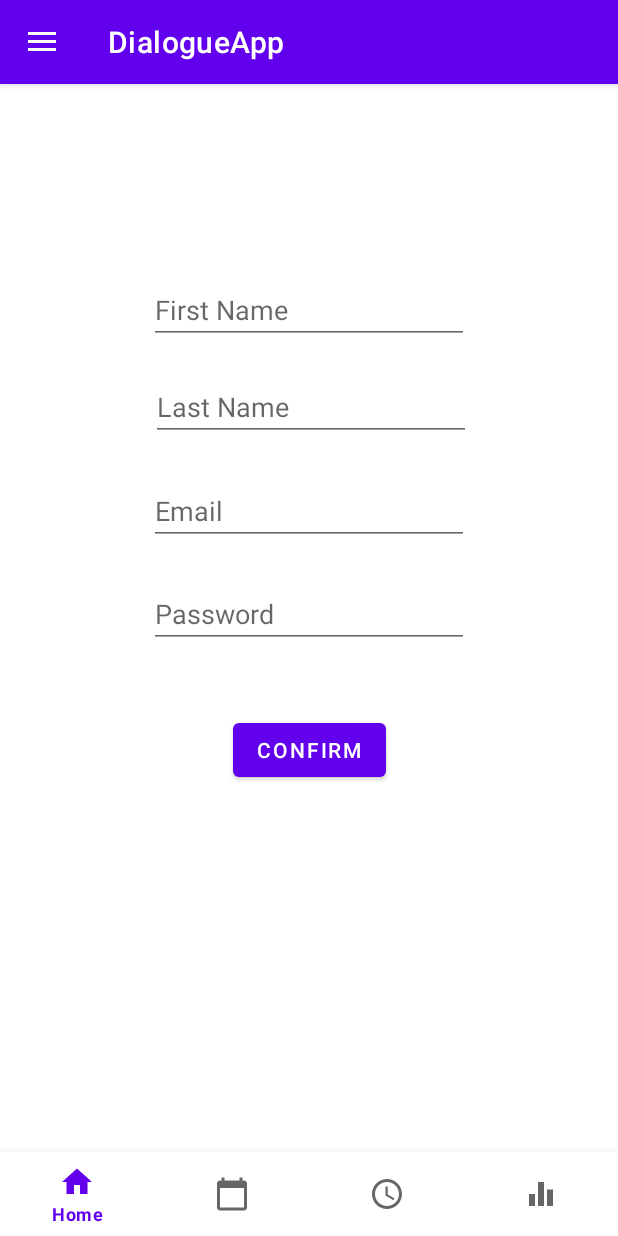
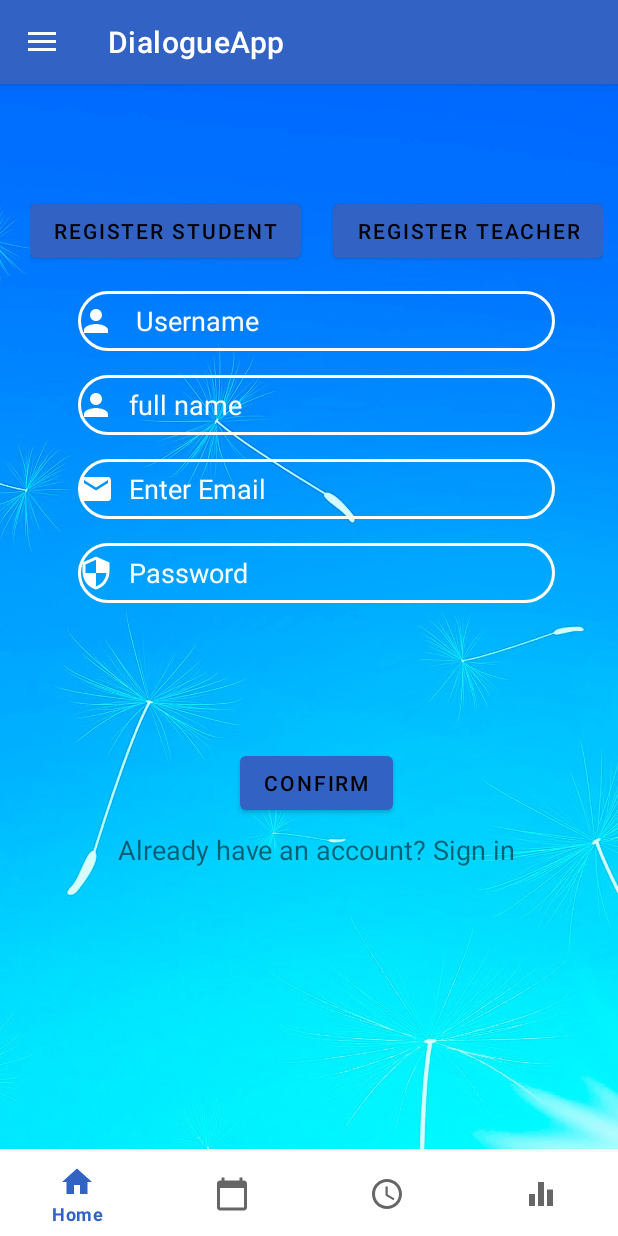
Before and after one commit to HenBaliti/DialogueApp, an Android app: the fragment_register screen opened through its navigation route, after a tap on "CONFIRM", on a phone screen of 412 x 824 dp. Run offline under Robolectric (Android 15) with nearby library versions, the phone set to English and light mode, and no system bars; our stand-ins replace Firebase (no records; nobody signed in at launch, a user with empty details on screens opened directly), Room's generated code, navigation-ui.

Commit message:
Register fragment ready + adding user to firebase

```diff
--- a/app/src/main/java/com/example/dialogueapp/Model/User.java
+++ b/app/src/main/java/com/example/dialogueapp/Model/User.java
@@ -15,18 +15,19 @@ public class User {
     @PrimaryKey
     @NonNull
     private int user_id;
-    private String first_name;
-    private String last_name;
+    private String user_name;
+    private String full_name;
     private String email;
     private String user_type;
     private Long lastUpdated;
+   // private String imageUrl;
 
 
     public Map<String,Object> toMap(){
         HashMap<String,Object> result = new HashMap<>();
         result.put("user_id",user_id);
-        result.put("first_name",first_name);
-        result.put("last_name",last_name);
+        result.put("user_name",user_name);
+        result.put("full_name",full_name);
         result.put("email",email);
         result.put("user_type",user_type);
         result.put("lastUpdated", FieldValue.serverTimestamp());
@@ -36,8 +37,8 @@ public class User {
 
     public void fromMap(Map<String,Object> map){
         user_id = ((Long)map.get("user_id")).intValue();
-        first_name = (String)map.get("first_name");
-        last_name = (String)map.get("last_name");
+        user_name = (String)map.get("user_name");
+        full_name = (String)map.get("full_name");
         email = (String)map.get("email");
         user_type = (String)map.get("user_type");
         Timestamp ts = (Timestamp)map.get("lastUpdated");
@@ -63,20 +64,20 @@ public class User {
         this.user_id = user_id;
     }
 
-    public String getFirst_name() {
-        return first_name;
+    public String getUser_name() {
+        return user_name;
     }
 
-    public void setFirst_name(String first_name) {
-        this.first_name = first_name;
+    public void setUser_name(String user_name) {
+        this.user_name = user_name;
     }
 
-    public String getLast_name() {
-        return last_name;
+    public String getFull_name() {
+        return full_name;
     }
 
-    public void setLast_name(String last_name) {
-        this.last_name = last_name;
+    public void setFull_name(String full_name) {
+        this.full_name = full_name;
     }
 
     public String getEmail() {
--- a/app/src/main/java/com/example/dialogueapp/fragment_register.java
+++ b/app/src/main/java/com/example/dialogueapp/fragment_register.java
@@ -1,11 +1,11 @@
 package com.example.dialogueapp;
 
+import android.graphics.Color;
 import android.os.Bundle;
 
 import androidx.annotation.NonNull;
 import androidx.fragment.app.Fragment;
 import androidx.navigation.Navigation;
-import androidx.navigation.ui.NavigationUI;
 
 import android.util.Log;
 import android.view.LayoutInflater;
@@ -15,6 +15,8 @@ import android.widget.Button;
 import android.widget.TextView;
 import android.widget.Toast;
 
+import com.example.dialogueapp.Model.Model;
+import com.example.dialogueapp.Model.User;
 import com.google.android.gms.tasks.OnCompleteListener;
 import com.google.android.gms.tasks.Task;
 import com.google.firebase.auth.AuthResult;
@@ -23,7 +25,8 @@ import com.google.firebase.auth.FirebaseUser;
 
 public class fragment_register extends Fragment {
     private FirebaseAuth mAuth;
-
+    String usertype;
+    static int id=0;
     @Override
     public void onStart() {
         super.onStart();
@@ -46,18 +49,58 @@ public class fragment_register extends Fragment {
         Button confirmBtn = view.findViewById(R.id.signup_button_confirm);
         TextView txt_Email = view.findViewById(R.id.signup_edit_email);
         TextView txt_Password = view.findViewById(R.id.signup_edit_password);
-        TextView txt_firstName = view.findViewById(R.id.signup_edit_firstname);
-        TextView txt_lastName = view.findViewById(R.id.signup_edit_lastname);
+        TextView txt_username = view.findViewById(R.id.signup_edit_username);
+        TextView txt_fullname = view.findViewById(R.id.signup_edit_fullname);
+        Button signStudent = view.findViewById(R.id.btn_registerstudent);
+        Button signTeacher = view.findViewById(R.id.btn_registerteacher);
+        TextView signIn = view.findViewById(R.id.text_signin);
 
+        signIn.setOnClickListener(new View.OnClickListener() {
+            @Override
+            public void onClick(View v) {
+                Navigation.findNavController(view).navigate(R.id.action_fragment_register_to_fragment_login); //need to send the user through the navigation
 
+            }
+        });
+
+        signStudent.setOnClickListener(new View.OnClickListener() {
+
+            @Override
+            public void onClick(View v) {
+                signStudent.setBackgroundColor(getResources().getColor(R.color.colorPrimaryDark));
+                signTeacher.setBackgroundColor(getResources().getColor(R.color.colorWhite));
+                usertype="Student";
+            }
+        });
+        signTeacher.setOnClickListener(new View.OnClickListener() {
+
+            @Override
+            public void onClick(View v) {
+                signStudent.setBackgroundColor(getResources().getColor(R.color.colorWhite));
+                signTeacher.setBackgroundColor(getResources().getColor(R.color.colorPrimaryDark));
+                usertype="Teacher";
+            }
+        });
         confirmBtn.setOnClickListener(new View.OnClickListener() {
             @Override
             public void onClick(View v) {
 
                 String email = txt_Email.getText().toString();
                 String password = txt_Password.getText().toString();
-                String firstName = txt_firstName.getText().toString();
-                String lastName = txt_lastName.getText().toString();
+                String fullname = txt_fullname.getText().toString();
+                String username = txt_username.getText().toString();
+                User user = new User();
+                user.setUser_id(id++);
+                user.setEmail(email);
+                user.setFull_name(fullname);
+                user.setUser_name(username);
+                user.setUser_type(usertype);
+                Model.instance.addUser(user, new Model.AddUserListener() {
+                    @Override
+                    public void onComplete() {
+                        Log.d("TAG", "createUserFirebase:success");
+                    }
+                });
 
                 //When The user clicked the login and the pass and wmail was correct
                 mAuth.createUserWithEmailAndPassword(email, password)
--- /dev/null
+++ b/app/src/main/res/drawable/ic_email.xml
@@ -0,0 +1,5 @@
+<vector android:height="24dp" android:tint="#FFFFFF"
+    android:viewportHeight="24" android:viewportWidth="24"
+    android:width="24dp" xmlns:android="http://schemas.android.com/apk/res/android">
+    <path android:fillColor="@android:color/white" android:pathData="M20,4L4,4c-1.1,0 -1.99,0.9 -1.99,2L2,18c0,1.1 0.9,2 2,2h16c1.1,0 2,-0.9 2,-2L22,6c0,-1.1 -0.9,-2 -2,-2zM20,8l-8,5 -8,-5L4,6l8,5 8,-5v2z"/>
+</vector>
--- /dev/null
+++ b/app/src/main/res/drawable/ic_person.xml
@@ -0,0 +1,5 @@
+<vector android:height="24dp" android:tint="#FFFFFF"
+    android:viewportHeight="24" android:viewportWidth="24"
+    android:width="24dp" xmlns:android="http://schemas.android.com/apk/res/android">
+    <path android:fillColor="@android:color/white" android:pathData="M12,12c2.21,0 4,-1.79 4,-4s-1.79,-4 -4,-4 -4,1.79 -4,4 1.79,4 4,4zM12,14c-2.67,0 -8,1.34 -8,4v2h16v-2c0,-2.66 -5.33,-4 -8,-4z"/>
+</vector>
--- /dev/null
+++ b/app/src/main/res/drawable/ic_security.xml
@@ -0,0 +1,5 @@
+<vector android:height="24dp" android:tint="#FFFFFF"
+    android:viewportHeight="24" android:viewportWidth="24"
+    android:width="24dp" xmlns:android="http://schemas.android.com/apk/res/android">
+    <path android:fillColor="@android:color/white" android:pathData="M12,1L3,5v6c0,5.55 3.84,10.74 9,12 5.16,-1.26 9,-6.45 9,-12L21,5l-9,-4zM12,11.99h7c-0.53,4.12 -3.28,7.79 -7,8.94L12,12L5,12L5,6.3l7,-3.11v8.8z"/>
+</vector>
--- /dev/null
+++ b/app/src/main/res/drawable/input_bg.xml
@@ -0,0 +1,5 @@
+<?xml version="1.0" encoding="utf-8"?>
+<shape xmlns:android="http://schemas.android.com/apk/res/android">
+<stroke android:color="@color/colorWhite" android:width="2dp"/>
+    <corners android:radius="70dp"/>
+</shape>
--- a/app/src/main/res/layout/fragment_register.xml
+++ b/app/src/main/res/layout/fragment_register.xml
@@ -4,67 +4,125 @@
     xmlns:tools="http://schemas.android.com/tools"
     android:layout_width="match_parent"
     android:layout_height="match_parent"
+    android:background="@drawable/background"
+    android:paddingLeft="20dp"
+    android:paddingTop="10dp"
+    android:paddingRight="10dp"
+    android:paddingBottom="10dp"
     tools:context=".fragment_register">
 
-    <EditText
-        android:id="@+id/signup_edit_lastname"
-        android:layout_width="wrap_content"
-        android:layout_height="wrap_content"
-        android:layout_marginTop="19dp"
-        android:ems="10"
-        android:hint="Last Name"
-        android:inputType="textPersonName"
-        app:layout_constraintEnd_toEndOf="parent"
-        app:layout_constraintHorizontal_bias="0.506"
-        app:layout_constraintStart_toStartOf="parent"
-        app:layout_constraintTop_toBottomOf="@+id/signup_edit_firstname" />
 
     <EditText
-        android:id="@+id/signup_edit_firstname"
-        android:layout_width="wrap_content"
-        android:layout_height="wrap_content"
-        android:layout_marginStart="64dp"
+        android:id="@+id/signup_edit_fullname"
+        android:layout_width="0dp"
+        android:layout_height="40dp"
+        android:layout_marginTop="16dp"
+        android:background="@drawable/input_bg"
+        android:drawableLeft="@drawable/ic_person"
+        android:drawablePadding="10dp"
+        android:ems="10"
+        android:hint="full name"
+        android:inputType="textPersonName"
+        android:textColorHint="#FFFFFF"
+        app:layout_constraintEnd_toEndOf="@+id/signup_edit_username"
+        app:layout_constraintHorizontal_bias="0.506"
+        app:layout_constraintStart_toStartOf="@+id/signup_edit_username"
+        app:layout_constraintTop_toBottomOf="@+id/signup_edit_username" />
+
+    <EditText
+        android:id="@+id/signup_edit_username"
+        android:layout_width="0dp"
+        android:layout_height="40dp"
+        android:layout_marginStart="32dp"
         android:layout_marginTop="128dp"
-        android:layout_marginEnd="64dp"
+        android:layout_marginEnd="32dp"
+        android:background="@drawable/input_bg"
+        android:drawableLeft="@drawable/ic_person"
+        android:drawablePadding="10dp"
         android:ems="10"
-        android:hint="First Name"
+        android:hint=" Username"
         android:inputType="textPersonName"
+        android:scrollbarSize="4dp"
+        android:textColorHint="#FFFFFF"
         app:layout_constraintEnd_toEndOf="parent"
         app:layout_constraintStart_toStartOf="parent"
         app:layout_constraintTop_toTopOf="parent" />
 
     <EditText
         android:id="@+id/signup_edit_email"
-        android:layout_width="wrap_content"
-        android:layout_height="wrap_content"
-        android:layout_marginTop="24dp"
+        android:layout_width="0dp"
+        android:layout_height="40dp"
+        android:layout_marginTop="16dp"
+        android:background="@drawable/input_bg"
+        android:drawableLeft="@drawable/ic_email"
+        android:drawablePadding="10dp"
         android:ems="10"
-        android:hint="Email"
+        android:hint="Enter Email"
         android:inputType="textEmailAddress"
-        app:layout_constraintEnd_toEndOf="parent"
-        app:layout_constraintStart_toStartOf="parent"
-        app:layout_constraintTop_toBottomOf="@+id/signup_edit_lastname" />
+        android:textColorHint="#FFFFFF"
+        app:layout_constraintEnd_toEndOf="@+id/signup_edit_fullname"
+        app:layout_constraintStart_toStartOf="@+id/signup_edit_fullname"
+        app:layout_constraintTop_toBottomOf="@+id/signup_edit_fullname" />
 
     <EditText
         android:id="@+id/signup_edit_password"
-        android:layout_width="wrap_content"
-        android:layout_height="wrap_content"
-        android:layout_marginTop="23dp"
+        android:layout_width="0dp"
+        android:layout_height="40dp"
+        android:layout_marginTop="16dp"
+        android:background="@drawable/input_bg"
+        android:drawableLeft="@drawable/ic_security"
+        android:drawablePadding="10dp"
         android:ems="10"
         android:hint="Password"
         android:inputType="numberPassword"
-        app:layout_constraintEnd_toEndOf="parent"
-        app:layout_constraintStart_toStartOf="parent"
+        android:textColorHint="#FFFFFF"
+        app:layout_constraintEnd_toEndOf="@+id/signup_edit_email"
+        app:layout_constraintHorizontal_bias="0.507"
+        app:layout_constraintStart_toStartOf="@+id/signup_edit_email"
         app:layout_constraintTop_toBottomOf="@+id/signup_edit_email" />
 
     <Button
         android:id="@+id/signup_button_confirm"
         android:layout_width="wrap_content"
         android:layout_height="wrap_content"
-        android:layout_marginTop="44dp"
+        android:layout_marginTop="96dp"
         android:text="Confirm"
         app:layout_constraintEnd_toEndOf="parent"
         app:layout_constraintStart_toStartOf="parent"
         app:layout_constraintTop_toBottomOf="@+id/signup_edit_password" />
 
+    <TextView
+        android:id="@+id/text_signin"
+        android:layout_width="wrap_content"
+        android:layout_height="wrap_content"
+        android:layout_marginTop="8dp"
+        android:text="Already have an account? Sign in"
+        android:textSize="18sp"
+        app:layout_constraintEnd_toEndOf="parent"
+        app:layout_constraintStart_toStartOf="parent"
+        app:layout_constraintTop_toBottomOf="@+id/signup_button_confirm" />
+
+    <Button
+        android:id="@+id/btn_registerstudent"
+        android:layout_width="wrap_content"
+        android:layout_height="wrap_content"
+        android:layout_marginTop="64dp"
+        android:layout_marginEnd="24dp"
+        android:text="Register Student"
+        app:layout_constraintEnd_toEndOf="@+id/btn_registerteacher"
+        app:layout_constraintEnd_toStartOf="@+id/btn_registerteacher"
+        app:layout_constraintHorizontal_bias="0.01"
+        app:layout_constraintStart_toStartOf="parent"
+        app:layout_constraintTop_toTopOf="parent" />
+
+    <Button
+        android:id="@+id/btn_registerteacher"
+        android:layout_width="wrap_content"
+        android:layout_height="wrap_content"
+        android:layout_marginTop="64dp"
+        android:text="Register Teacher"
+        android:visibility="visible"
+        app:layout_constraintEnd_toEndOf="parent"
+        app:layout_constraintTop_toTopOf="parent" />
+
 </androidx.constraintlayout.widget.ConstraintLayout>
--- a/app/src/main/res/layout/fragment_set_lesson_teacher.xml
+++ b/app/src/main/res/layout/fragment_set_lesson_teacher.xml
@@ -139,7 +139,7 @@
         app:backgroundTint="#747277"
         app:layout_constraintStart_toStartOf="parent"
         app:layout_constraintTop_toBottomOf="@+id/txt_picked_time_teacher"
-        app:strokeColor="@color/black"
+        app:strokeColor="@color/colorBlack"
         app:strokeWidth="2dp" />
 
     <Button
@@ -152,7 +152,7 @@
         app:layout_constraintEnd_toStartOf="@+id/btn_45"
         app:layout_constraintStart_toEndOf="@+id/btn_15"
         app:layout_constraintTop_toBottomOf="@+id/txt_picked_time_teacher"
-        app:strokeColor="@color/black"
+        app:strokeColor="@color/colorBlack"
         app:strokeWidth="2dp" />
 
     <Button
@@ -165,7 +165,7 @@
         app:backgroundTint="#747277"
         app:layout_constraintEnd_toEndOf="parent"
         app:layout_constraintTop_toBottomOf="@+id/txt_picked_time_teacher"
-        app:strokeColor="@color/black"
+        app:strokeColor="@color/colorBlack"
         app:strokeWidth="2dp" />
 
     <ImageView
--- a/app/src/main/res/navigation/nav_graph.xml
+++ b/app/src/main/res/navigation/nav_graph.xml
@@ -94,6 +94,9 @@
         <action
             android:id="@+id/action_fragment_register_to_fragment_home"
             app:destination="@id/fragment_home" />
+        <action
+            android:id="@+id/action_fragment_register_to_fragment_login"
+            app:destination="@id/fragment_login" />
     </fragment>
     <fragment
         android:id="@+id/fragment_LessonList"
--- a/app/src/main/res/values-night/themes.xml
+++ b/app/src/main/res/values-night/themes.xml
@@ -2,13 +2,13 @@
     <!-- Base application theme. -->
     <style name="Theme.DialogueApp" parent="Theme.MaterialComponents.DayNight.DarkActionBar">
         <!-- Primary brand color. -->
-        <item name="colorPrimary">@color/purple_200</item>
-        <item name="colorPrimaryVariant">@color/purple_700</item>
-        <item name="colorOnPrimary">@color/black</item>
+        <item name="colorPrimary">@color/colorPrimaryDark</item>
+        <item name="colorPrimaryVariant">@color/colorPrimaryDark</item>
+        <item name="colorOnPrimary">@color/colorBlack</item>
         <!-- Secondary brand color. -->
-        <item name="colorSecondary">@color/teal_200</item>
-        <item name="colorSecondaryVariant">@color/teal_200</item>
-        <item name="colorOnSecondary">@color/black</item>
+        <item name="colorSecondary">@color/colorPrimaryDark</item>
+        <item name="colorSecondaryVariant">@color/colorPrimaryDark</item>
+        <item name="colorOnSecondary">@color/colorBlack</item>
         <!-- Status bar color. -->
         <item name="android:statusBarColor" tools:targetApi="l">?attr/colorPrimaryVariant</item>
         <!-- Customize your theme here. -->
--- a/app/src/main/res/values/colors.xml
+++ b/app/src/main/res/values/colors.xml
@@ -1,10 +1,7 @@
 <?xml version="1.0" encoding="utf-8"?>
 <resources>
-    <color name="purple_200">#FFBB86FC</color>
-    <color name="purple_500">#FF6200EE</color>
-    <color name="purple_700">#FF3700B3</color>
-    <color name="teal_200">#FF03DAC5</color>
-    <color name="teal_700">#FF018786</color>
-    <color name="black">#FF000000</color>
-    <color name="white">#FFFFFFFF</color>
+    <color name="colorPrimaryDark">#3262C4</color>
+    <color name="colorBlack">#000000</color>
+    <color name="colorWhite">#FFFFFF</color>
+    <color name="colorRed">#C11515</color>
 </resources>
--- a/app/src/main/res/values/themes.xml
+++ b/app/src/main/res/values/themes.xml
@@ -2,13 +2,13 @@
     <!-- Base application theme. -->
     <style name="Theme.DialogueApp" parent="Theme.MaterialComponents.DayNight.DarkActionBar">
         <!-- Primary brand color. -->
-        <item name="colorPrimary">@color/purple_500</item>
-        <item name="colorPrimaryVariant">@color/purple_700</item>
-        <item name="colorOnPrimary">@color/white</item>
+        <item name="colorPrimary">@color/colorPrimaryDark</item>
+        <item name="colorPrimaryVariant">@color/colorPrimaryDark</item>
+        <item name="colorOnPrimary">@color/colorBlack</item>
         <!-- Secondary brand color. -->
-        <item name="colorSecondary">@color/teal_200</item>
-        <item name="colorSecondaryVariant">@color/teal_700</item>
-        <item name="colorOnSecondary">@color/black</item>
+        <item name="colorSecondary">@color/colorPrimaryDark</item>
+        <item name="colorSecondaryVariant">@color/colorPrimaryDark</item>
+        <item name="colorOnSecondary">@color/colorBlack</item>
         <!-- Status bar color. -->
         <item name="android:statusBarColor" tools:targetApi="l">?attr/colorPrimaryVariant</item>
         <!-- Customize your theme here. -->
```
Also changed, not shown: app/src/main/res/drawable/background.jpg (added).
